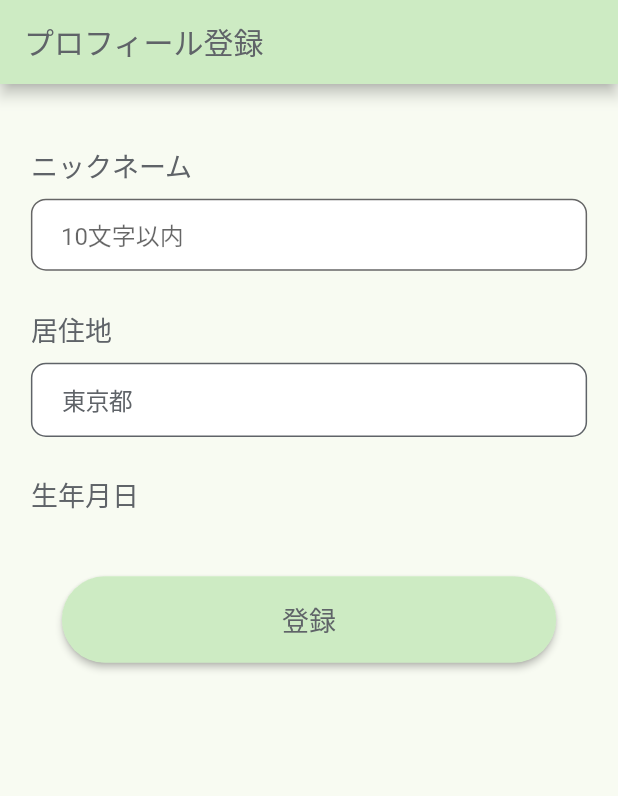
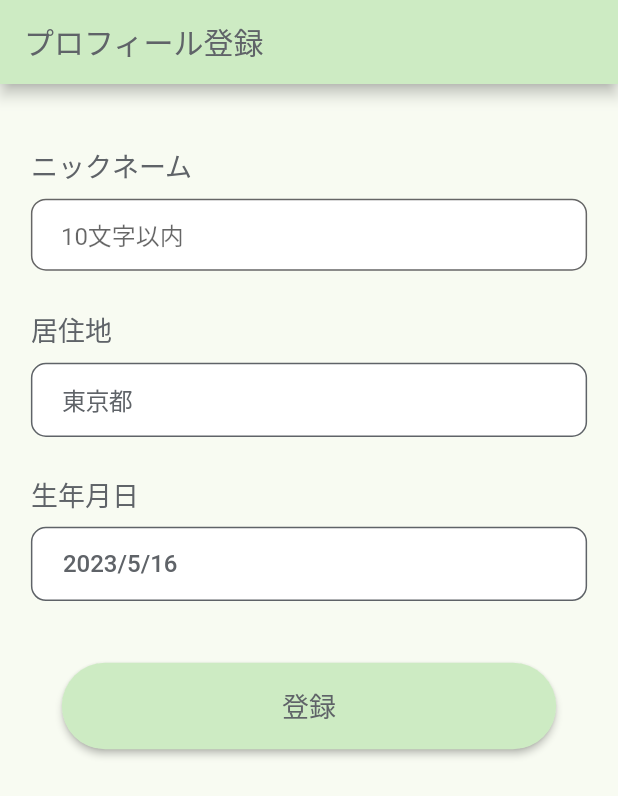
Before and after one commit to m-maekakuchi/Harvester, a Flutter app: the UserInfoPage screen opened by its route, on a phone screen of 412 x 824 dp. Shown: the top 796 px of the screen. Run offline on Flutter 3.47's test engine with Material 2 defaults, Android fonts, the phone set to English and light mode, and no system bars; our stand-ins replace firebase_auth, firebase_core, flutter_datetime_picker, flutter_riverpod, go_router, google_sign_in; missing offline and left inert: firebase_app_check; accounts and stored records are empty; generated files the repository leaves out were written again.

Commit message:
ユーザー情報登録画面の生年月日欄を追加

```diff
--- a/lib/views/pages/register/user_info_page.dart
+++ b/lib/views/pages/register/user_info_page.dart
@@ -1,11 +1,12 @@
 import 'package:flutter/cupertino.dart';
 import 'package:flutter/material.dart';
+import 'package:flutter_datetime_picker/flutter_datetime_picker.dart';
 import 'package:flutter_riverpod/flutter_riverpod.dart';
 import 'package:go_router/go_router.dart';
 import 'package:harvester/handlers/padding_handler.dart';
 
 const double _kItemExtent = 32.0;
-const List<String> _fruitNames = <String>[
+const List<String> _addressAry = <String>[
   '北海道',
   '青森県',
   '岩手県',
@@ -59,27 +60,23 @@ void main() async{
   runApp(const UserInfoPage());
 }
 final addressProvider = StateProvider((ref) => 12);
+final birthdayProvider = StateProvider((ref) => '${DateTime.now().year}/${DateTime.now().month}/${DateTime.now().day}');
 
 class UserInfoPage extends ConsumerWidget {
   const UserInfoPage({super.key});
 
-//   @override
-//   State<UserInfoPage> createState() => _UserInfoPageState();
-// }
-//
-// class _UserInfoPageState extends State<UserInfoPage> {
-//   int _selectedFruit = 0;
-
   @override
   Widget build(BuildContext context, WidgetRef ref) {
     final selectedAddress = ref.watch(addressProvider);
+    final selectedBirthday = ref.watch(birthdayProvider);
 
     // 居住地のドラムロール
     void showDialog(Widget child) {
       showCupertinoModalPopup<void>(
         context: context,
-        builder: (BuildContext context) => Container(
-          height: MediaQuery.of(context).size.height / 3,
+        builder: (BuildContext context) {
+          return Container(
+            height: MediaQuery.of(context).size.height / 4,
             padding: const EdgeInsets.only(top: 6.0),
             margin: EdgeInsets.only(
               bottom: MediaQuery.of(context).viewInsets.bottom,
@@ -89,7 +86,8 @@ class UserInfoPage extends ConsumerWidget {
               top: false,
               child: child,
             ),
-        )
+          );
+        }
       );
     }
 
@@ -125,7 +123,7 @@ class UserInfoPage extends ConsumerWidget {
                 height: getH(context, 6),
                 child: TextFormField(
                   validator: (value) {
-                    if (value == null || value.isEmpty) {
+                    if (value == null || value.length > 10) {
                       return '入力してください';
                     }
                     return null;
@@ -196,16 +194,16 @@ class UserInfoPage extends ConsumerWidget {
                           },
                           children:
                           List<Widget>.generate(
-                              _fruitNames.length, (int index) {
+                              _addressAry.length, (int index) {
                             return Text(
-                              _fruitNames[index],
+                              _addressAry[index],
                             );
                           }),
                         ),
                       ),
                   alignment: Alignment.centerLeft,
                   child: Text(
-                    _fruitNames[selectedAddress],
+                    _addressAry[selectedAddress],
                     style: const TextStyle(
                       color: Color.fromRGBO(95, 99, 104, 1),
                       fontSize: 16
@@ -231,6 +229,49 @@ class UserInfoPage extends ConsumerWidget {
                     ),
                   ),
                 ],
+              ),
+              SizedBox(
+                height: getH(context, 1),
+              ),
+              // 生年月日入力欄
+              Container(
+                width: getW(context, 90),
+                height: getH(context, 6),
+                decoration: BoxDecoration(
+                  color: Colors.white,
+                  border: Border.all(color: const Color.fromRGBO(95, 99, 104, 1)),
+                  borderRadius: BorderRadius.circular(10),
+                ),
+                child: TextButton (
+                  onPressed: () {
+                    DatePicker.showDatePicker(context,
+                        showTitleActions: false,
+                        minTime: DateTime(1950, 1, 1),
+                        maxTime: DateTime(2020, 12, 31),
+                        onChanged: (date) {
+                          final notifier = ref.read(birthdayProvider.notifier);
+                          notifier.state = '${date.year}/${date.month}/${date.day}';
+                        },
+                        currentTime: DateTime.now(),
+                        locale: LocaleType.jp
+                    );
+                  },
+                  child: Row(
+                    children: [
+                      SizedBox(
+                        width: getW(context, 3),
+                      ),
+                      Text(
+                        textAlign: TextAlign.left,
+                        style: const TextStyle(
+                          color: Color.fromRGBO(95, 99, 104, 1),
+                          fontSize: 16,
+                        ),
+                        selectedBirthday,
+                      ),
+                    ],
+                  ),
+                ),
               ),
               SizedBox(
                 height: getH(context, 5),
--- a/pubspec.yaml
+++ b/pubspec.yaml
@@ -42,6 +42,7 @@ dependencies:
   firebase_auth: ^4.4.2
   google_sign_in: ^6.1.0
   hooks_riverpod: ^2.3.2
+  flutter_datetime_picker: ^1.5.1
 
 dev_dependencies:
   flutter_test:
```
Also changed, not shown: pubspec.lock. Lines whose indentation alone changed are shown as unchanged.
